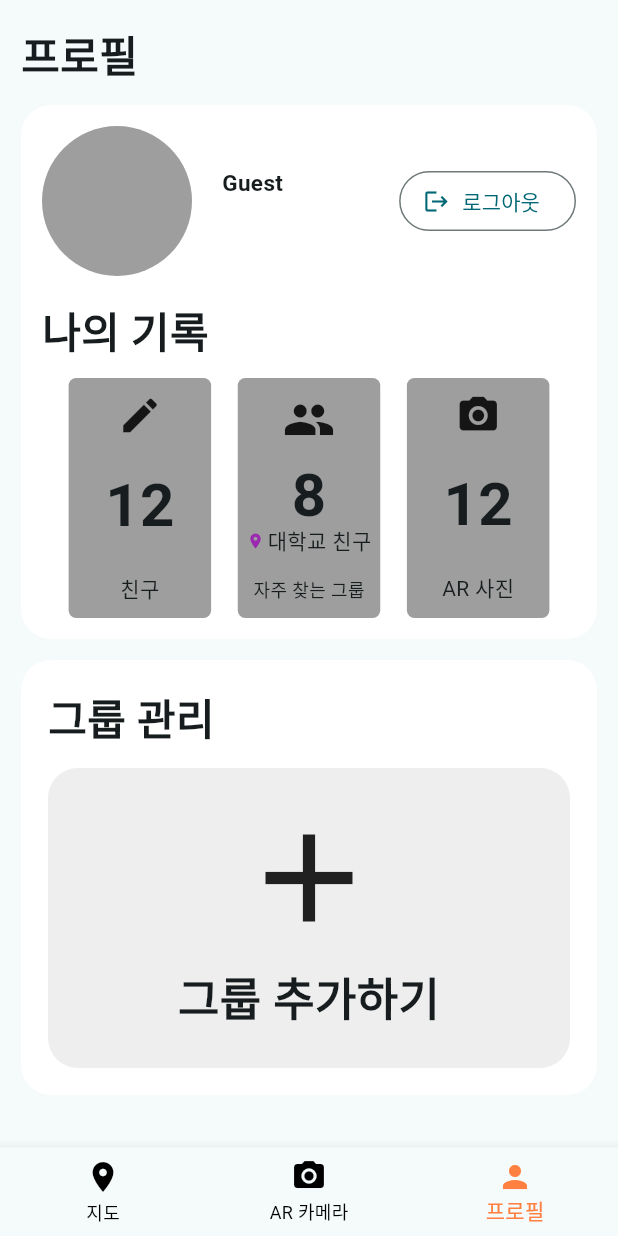
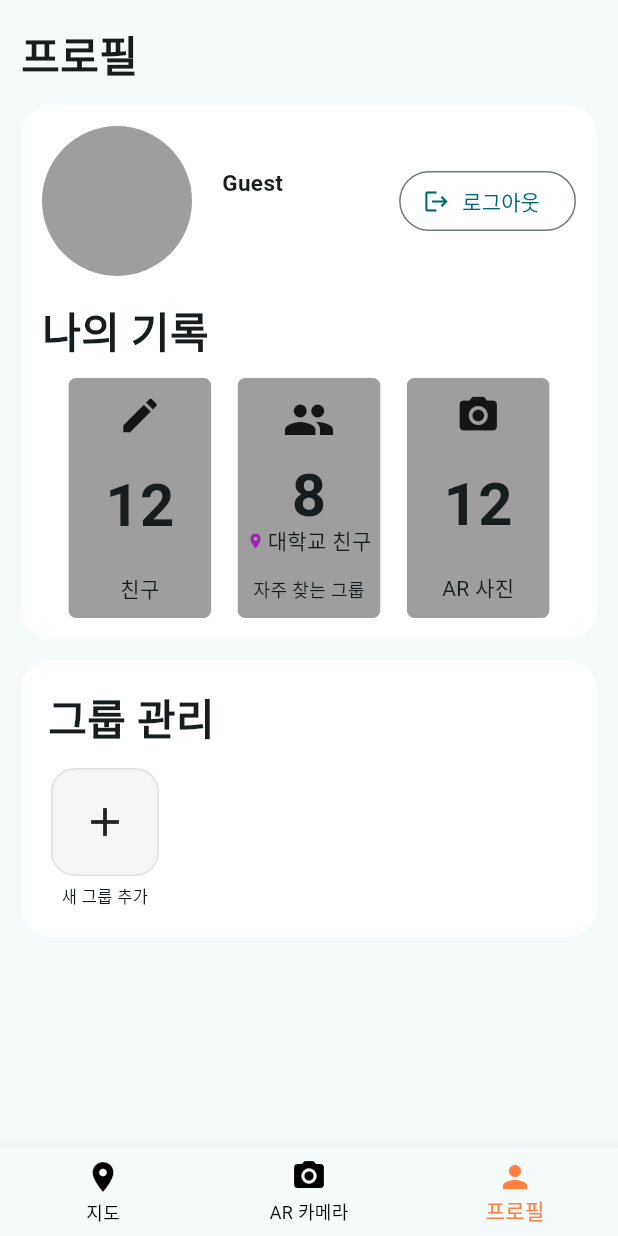
Before and after one commit to bebiv0212/ar_travel_diary_app, a Flutter app: the screen it shows after launch, item 3 of the bottom bar chosen, on a phone screen of 412 x 824 dp. Run offline on Flutter 3.47's test engine with Material 3 defaults, Android fonts, the light colour scheme and no system bars; our stand-ins replace flutter_secure_storage, geolocator; missing offline and left inert: kakao_map_plugin; accounts and stored records are empty.

Commit message:
그룹 생성 추가

```diff
--- a/lib/main.dart
+++ b/lib/main.dart
@@ -1,4 +1,5 @@
 import 'package:flutter/material.dart';
+import 'package:joljak/providers/group_provider.dart';
 import 'package:provider/provider.dart';
 import 'package:kakao_map_plugin/kakao_map_plugin.dart';
 
@@ -29,6 +30,7 @@ class MyApp extends StatelessWidget {
         // 세션은 여전히 로드하지만, 초기 라우팅에는 사용하지 않습니다.
         ChangeNotifierProvider(create: (_) => AuthProvider()..loadSession()),
         ChangeNotifierProvider(create: (_) => NavigationProvider()),
+        ChangeNotifierProvider(create: (_) => GroupProvider()),
       ],
       child: MaterialApp(
         title: 'AR Travel Diary',
--- /dev/null
+++ b/lib/providers/group_provider.dart
@@ -0,0 +1,29 @@
+import 'package:flutter/material.dart';
+import 'package:joljak/api/group_api.dart';
+
+class UiGroup { final String id, name; final Color color;
+UiGroup({required this.id, required this.name, required this.color}); }
+
+class GroupProvider with ChangeNotifier {
+  final GroupApi _api; GroupProvider({GroupApi? api}) : _api = api ?? GroupApi();
+  final List<UiGroup> _groups = []; List<UiGroup> get groups => List.unmodifiable(_groups);
+  bool _loading = false; bool get isLoading => _loading;
+
+  Future<void> load() async {
+    _loading = true; notifyListeners();
+    try {
+      final list = await _api.listMyGroups();
+      _groups..clear()..addAll(list.map((g)=>UiGroup(
+          id: g.id, name: g.name, color: _hexToColor(g.color))));
+    } finally { _loading = false; notifyListeners(); }
+  }
+
+  Future<UiGroup> create(String name, Color color) async {
+    final g = await _api.create(name: name, color: color);
+    final ui = UiGroup(id: g.id, name: g.name, color: color);
+    _groups.add(ui); notifyListeners(); return ui;
+  }
+
+  static Color _hexToColor(String? hex){ if(hex==null)return Colors.grey;
+  var h = hex.replaceAll('#',''); if(h.length==6) h='FF$h'; return Color(int.parse(h,radix:16)); }
+}
--- a/lib/screens/profile_screen.dart
+++ b/lib/screens/profile_screen.dart
@@ -1,9 +1,12 @@
 import 'package:flutter/material.dart';
 import 'package:provider/provider.dart';
+
+import 'package:joljak/providers/auth_provider.dart';
+import 'package:joljak/providers/group_provider.dart';
+
+import 'package:joljak/widgets/common_widgets/whitebox.dart';
 import 'package:joljak/widgets/common_widgets/greybox.dart';
-import 'package:joljak/widgets/common_widgets/whitebox.dart';
 import 'package:joljak/widgets/profile_widgets/group_add_btn.dart';
-import '../providers/auth_provider.dart';
 
 class ProfileScreen extends StatelessWidget {
   const ProfileScreen({super.key});
@@ -24,6 +27,7 @@ class ProfileScreen extends StatelessWidget {
               const Text('프로필', style: TextStyle(fontSize: 28, fontWeight: FontWeight.bold)),
               const SizedBox(height: 14),
 
+              // ── 상단 프로필 카드 ──────────────────────────────────────────────
               Whitebox(
                 padding: const EdgeInsets.all(14),
                 child: Column(
@@ -45,7 +49,7 @@ class ProfileScreen extends StatelessWidget {
                           crossAxisAlignment: CrossAxisAlignment.start,
                           children: [
                             Text(
-                              user?.name?.trim().isNotEmpty == true ? user!.name!.trim() : (user?.email ?? 'Guest'),
+                              auth.userDisplayName,
                               style: const TextStyle(fontSize: 15, fontWeight: FontWeight.bold),
                               overflow: TextOverflow.ellipsis,
                             ),
@@ -71,8 +75,8 @@ class ProfileScreen extends StatelessWidget {
                         ),
                       ],
                     ),
+                    const SizedBox(height: 16),
 
-                    const SizedBox(height: 16),
                     const Text('나의 기록', style: TextStyle(fontSize: 28, fontWeight: FontWeight.bold)),
                     const SizedBox(height: 10),
 
@@ -112,6 +116,7 @@ class ProfileScreen extends StatelessWidget {
 
               const SizedBox(height: 14),
 
+              // ── 그룹 관리 카드 ────────────────────────────────────────────────
               Whitebox(
                 padding: const EdgeInsets.all(18),
                 child: Column(
@@ -119,8 +124,29 @@ class ProfileScreen extends StatelessWidget {
                   children: [
                     const Text('그룹 관리', style: TextStyle(fontSize: 28, fontWeight: FontWeight.bold)),
                     const SizedBox(height: 12),
-                    // 버튼은 Material + InkWell 권장 (리플/접근성)
-                    GroupAddBtn(),
+
+                    Consumer<GroupProvider>(
+                      builder: (context, gp, _) {
+                        if (gp.isLoading) {
+                          return const Padding(
+                            padding: EdgeInsets.all(12),
+                            child: SizedBox(
+                              height: 48,
+                              child: Center(child: CircularProgressIndicator()),
+                            ),
+                          );
+                        }
+
+                        return Wrap(
+                          spacing: 12,
+                          runSpacing: 12,
+                          children: [
+                            for (final g in gp.groups) _GroupCard(name: g.name, color: g.color),
+                            const GroupAddBtn(), // 항상 마지막에 “+” 타일
+                          ],
+                        );
+                      },
+                    ),
                   ],
                 ),
               ),
@@ -133,3 +159,42 @@ class ProfileScreen extends StatelessWidget {
     );
   }
 }
+
+/// 그룹 카드 (Add 버튼과 동일한 크기/모서리)
+class _GroupCard extends StatelessWidget {
+  const _GroupCard({required this.name, required this.color});
+  final String name;
+  final Color color;
+
+  static const double tileSize = GroupAddBtn.tileSize;
+  static const BorderRadius kRadius = GroupAddBtn.kRadius;
+
+  @override
+  Widget build(BuildContext context) {
+    return Column(
+      children: [
+        Container(
+          width: tileSize,
+          height: tileSize,
+          decoration: BoxDecoration(
+            color: color.withOpacity(0.12),
+            borderRadius: kRadius,
+            border: Border.all(color: Colors.black12.withOpacity(0.08)),
+          ),
+          child: Icon(Icons.place_rounded, color: color, size: 30),
+        ),
+        const SizedBox(height: 6),
+        SizedBox(
+          width: tileSize + 4,
+          child: Text(
+            name,
+            textAlign: TextAlign.center,
+            overflow: TextOverflow.ellipsis,
+            maxLines: 1,
+            style: const TextStyle(fontSize: 11),
+          ),
+        ),
+      ],
+    );
+  }
+}
--- a/lib/widgets/profile_widgets/group_add_btn.dart
+++ b/lib/widgets/profile_widgets/group_add_btn.dart
@@ -1,67 +1,53 @@
+// lib/widgets/profile_widgets/group_add_btn.dart
 import 'package:flutter/material.dart';
+import 'package:provider/provider.dart';
 import 'group_create_btn.dart';
-import 'package:joljak/api/group_api.dart'; // 경로를 프로젝트에 맞게 조정하세요
+import 'package:joljak/providers/group_provider.dart';
 
 class GroupAddBtn extends StatelessWidget {
   const GroupAddBtn({super.key});
+  static const double tileSize = 72;
+  static const BorderRadius kRadius = BorderRadius.all(Radius.circular(16));
 
   @override
   Widget build(BuildContext context) {
-    return Material(
-      color: Colors.transparent,
-      borderRadius: BorderRadius.circular(20),
+    return Column(
+      children: [
+        Material(
+          color: Colors.transparent, borderRadius: kRadius,
           child: InkWell(
-        borderRadius: BorderRadius.circular(20),
+            borderRadius: kRadius,
             onTap: () async {
-          // 그룹 생성 모달 표시 (결과 타입: GroupCreateResult)
-          final result = await showDialog<GroupCreateResult>(
-            context: context,
-            barrierDismissible: true,
+              final r = await showDialog<GroupCreateResult>(
+                context: context, barrierDismissible: true,
                 builder: (_) => const GroupCreateBtn(),
               );
-
-          if (result != null) {
-            try {
-              final api = GroupApi();
-              final created = await api.create(
-                name: result.name,
-                color: result.color, // 내부에서 '#RRGGBB'로 변환해서 전송
-              );
-
+              if (r != null) {
+                await context.read<GroupProvider>().create(r.name, r.color);
+                if (context.mounted) {
                   ScaffoldMessenger.of(context).showSnackBar(
-                SnackBar(content: Text('그룹 "${created.name}" 생성 완료')),
-              );
-
-              // (선택) 상위에서 목록을 새로고침해야 한다면:
-              //  - 콜백 패턴(onCreated)으로 올리거나
-              //  - Provider/Bloc으로 리스트를 갱신하세요.
-            } catch (e) {
-              ScaffoldMessenger.of(context).showSnackBar(
-                SnackBar(content: Text('생성 실패: $e')),
+                    SnackBar(content: Text('그룹 "${r.name}" 생성 완료')),
                   );
                 }
               }
             },
             child: Ink(
-          width: double.infinity,
-          height: 200,
+              width: tileSize, height: tileSize,
               decoration: BoxDecoration(
-            color: Colors.grey.shade200,
-            borderRadius: BorderRadius.circular(20),
+                color: Colors.grey.shade100, borderRadius: kRadius,
+                border: Border.all(color: Colors.grey.shade300),
               ),
-          child: const Column(
-            mainAxisAlignment: MainAxisAlignment.center,
-            children: [
-              Icon(Icons.add, size: 100),
-              SizedBox(height: 8),
-              Text(
-                '그룹 추가하기',
-                style: TextStyle(fontWeight: FontWeight.bold, fontSize: 30),
-              ),
-            ],
+              child: const Center(child: Icon(Icons.add, size: 32)),
             ),
           ),
         ),
+        const SizedBox(height: 6),
+        const SizedBox(
+          width: tileSize + 4,
+          child: Text('새 그룹 추가', textAlign: TextAlign.center,
+              style: TextStyle(fontSize: 11), overflow: TextOverflow.ellipsis),
+        ),
+      ],
     );
   }
 }
```
Lines whose indentation alone changed are shown as unchanged.
